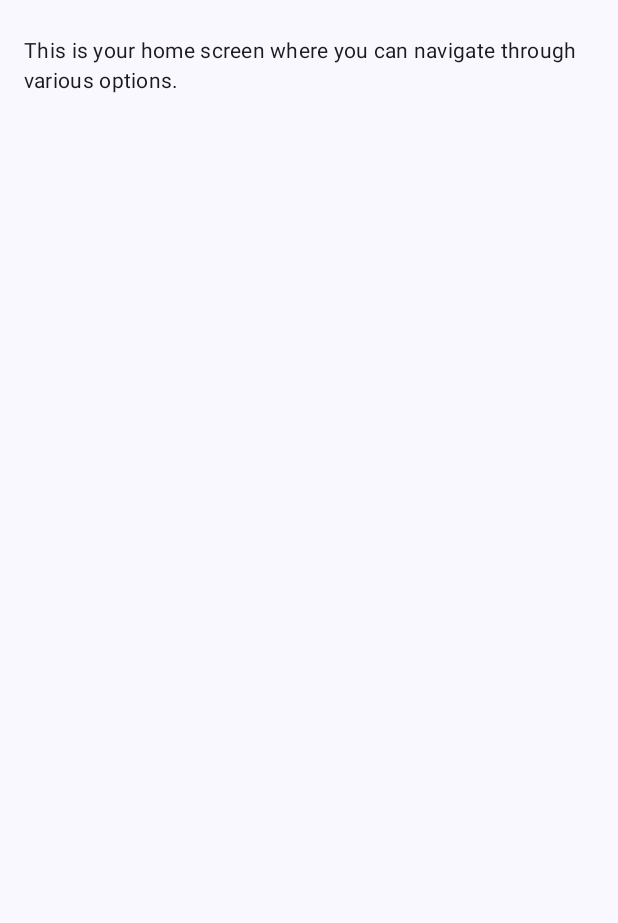
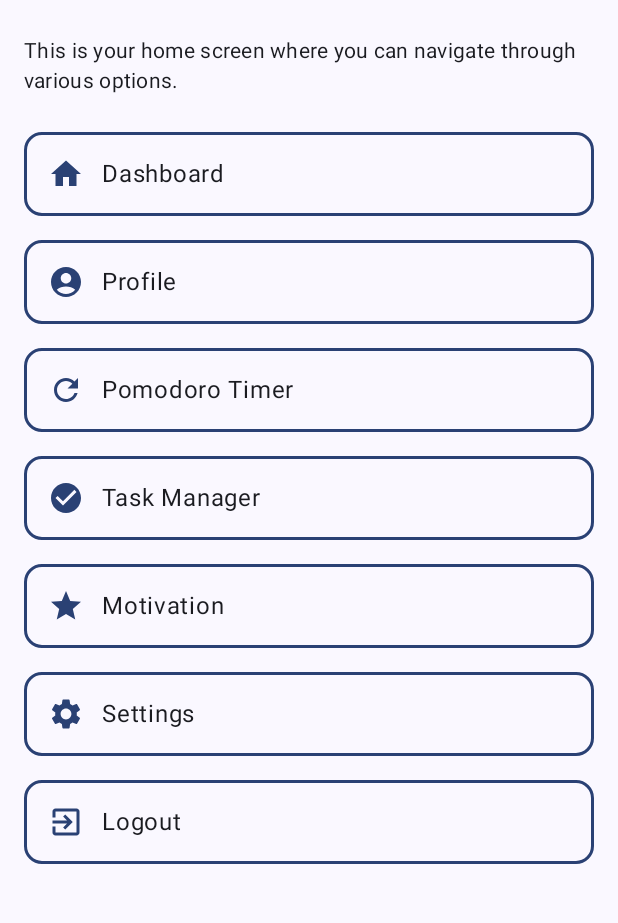
Before and after one commit to daviddcg4/FOCUS_PRO, an Android app built with Jetpack Compose: the HomeScreen screen opened through its navigation route, on a phone screen of 412 x 824 dp, the part 170-1093 px from its top. Run offline under Robolectric (Android 15) with nearby library versions, the phone set to English and light mode, and no system bars; our stand-ins replace Firebase (no records; nobody signed in at launch, a user with empty details on screens opened directly).

Commit message:
features homeScreen
add elements to homeScreen

```diff
--- a/app/src/main/java/com/example/focuspro/MainActivity.kt
+++ b/app/src/main/java/com/example/focuspro/MainActivity.kt
@@ -61,7 +61,7 @@ fun MainApp(
     languageViewModel: LanguageViewModel,
     themeViewModel: ThemeViewModel
 ) {
-    // Recordamos el controlador de navegación para manejar las pantallas
+
     val navController = rememberNavController()
 
     // Verificamos si el usuario ya está autenticado para definir la pantalla inicial
@@ -72,6 +72,6 @@ fun MainApp(
         navController = navController,
         authViewModel = authViewModel,
         languageViewModel = languageViewModel,
-        themeViewModel = themeViewModel // Pasamos ThemeViewModel al NavGraph
+        themeViewModel = themeViewModel
     )
 }
--- a/app/src/main/java/com/example/focuspro/home/HomeScreen.kt
+++ b/app/src/main/java/com/example/focuspro/home/HomeScreen.kt
@@ -1,5 +1,7 @@
 import androidx.compose.foundation.background
+import androidx.compose.foundation.border
 import androidx.compose.foundation.clickable
+import androidx.compose.foundation.layout.Box
 import androidx.compose.foundation.layout.Column
 import androidx.compose.foundation.layout.PaddingValues
 import androidx.compose.foundation.layout.Row
@@ -9,7 +11,10 @@ import androidx.compose.foundation.layout.fillMaxSize
 import androidx.compose.foundation.layout.fillMaxWidth
 import androidx.compose.foundation.layout.height
 import androidx.compose.foundation.layout.padding
+import androidx.compose.foundation.layout.size
 import androidx.compose.foundation.layout.width
+import androidx.compose.foundation.lazy.LazyColumn
+import androidx.compose.foundation.lazy.items
 import androidx.compose.material.icons.Icons
 import androidx.compose.material.icons.filled.AccountCircle
 import androidx.compose.material.icons.filled.CheckCircle
@@ -19,6 +24,7 @@ import androidx.compose.material.icons.filled.Menu
 import androidx.compose.material.icons.filled.Refresh
 import androidx.compose.material.icons.filled.Settings
 import androidx.compose.material.icons.filled.Star
+import androidx.compose.material.icons.filled.Warning
 import androidx.compose.material3.Divider
 import androidx.compose.material3.DrawerValue
 import androidx.compose.material3.ExperimentalMaterial3Api
@@ -35,6 +41,7 @@ import androidx.compose.material3.rememberDrawerState
 import androidx.compose.runtime.Composable
 import androidx.compose.runtime.rememberCoroutineScope
 import androidx.compose.ui.Modifier
+import androidx.compose.ui.graphics.vector.ImageVector
 import androidx.compose.ui.res.stringResource
 import androidx.compose.ui.text.font.FontWeight
 import androidx.compose.ui.unit.dp
@@ -111,7 +118,7 @@ fun HomeScreen(navController: NavController, authViewModel: AuthViewModel) {
                 )
             }
         ) { paddingValues ->
-            MainContent(paddingValues)
+            MainContent(paddingValues, navController)
         }
     }
 }
@@ -147,15 +154,17 @@ fun DrawerContent(menuItems: List<Pair<String, String>>, onMenuItemClick: (Strin
 
 @Composable
 fun MenuItem(itemName: String, route: String, onMenuItemClick: (String) -> Unit) {
+    println("route $route")
     val icon = when (route) {
         "dashboard" -> Icons.Default.Home
         "profile" -> Icons.Default.AccountCircle
         "pomodoro" -> Icons.Default.Refresh
         "task_manager" -> Icons.Default.CheckCircle
         "motivation" -> Icons.Default.Star
-        "logout" -> Icons.Default.ExitToApp
+        "login" -> Icons.Default.ExitToApp
         "settings" -> Icons.Default.Settings
-        else -> Icons.Default.Menu
+        //En caso de que no se encuentre la ruta a la que debe de ir, se muestra el icono de warning
+        else -> Icons.Default.Warning
     }
 
     Row(
@@ -168,7 +177,7 @@ fun MenuItem(itemName: String, route: String, onMenuItemClick: (String) -> Unit)
         Icon(
             icon,
             contentDescription = itemName,
-            tint = MaterialTheme.colorScheme.onBackground,
+            tint = MaterialTheme.colorScheme.primary,
             modifier = Modifier.padding(end = 12.dp)
         )
         Text(
@@ -181,7 +190,7 @@ fun MenuItem(itemName: String, route: String, onMenuItemClick: (String) -> Unit)
 }
 
 @Composable
-fun MainContent(paddingValues: PaddingValues) {
+fun MainContent(paddingValues: PaddingValues, navController: NavController) {
     Column(
         modifier = Modifier
             .fillMaxSize()
@@ -195,10 +204,89 @@ fun MainContent(paddingValues: PaddingValues) {
             color = MaterialTheme.colorScheme.onBackground
         )
         Spacer(modifier = Modifier.height(24.dp))
+
         Text(
             stringResource(id = R.string.home_description),
             color = MaterialTheme.colorScheme.onBackground,
             style = MaterialTheme.typography.bodyMedium
         )
+
+        FloatingElementsWithFrame(
+            menuItems = listOf(
+                stringResource(id = R.string.dashboard) to Icons.Default.Home,
+                stringResource(id = R.string.profile) to Icons.Default.AccountCircle,
+                stringResource(id = R.string.pomodoro_timer) to Icons.Default.Refresh,
+                stringResource(id = R.string.task_manager) to Icons.Default.CheckCircle,
+                stringResource(id = R.string.motivation) to Icons.Default.Star,
+                stringResource(id = R.string.settings) to Icons.Default.Settings,
+                stringResource(id = R.string.logout) to Icons.Default.ExitToApp
+            ), navController
+        )
     }
 }
+
+//Elementos del home
+@Composable
+fun FloatingElementsWithFrame(
+    menuItems: List<Pair<String, ImageVector>>,
+    navController: NavController
+) {
+    LazyColumn(
+        modifier = Modifier
+            .fillMaxWidth()
+            .padding(vertical = 16.dp)
+    ) {
+        items(menuItems) { (label, icon) ->
+            Box(
+                modifier = Modifier
+                    .fillMaxWidth()
+                    .padding(vertical = 8.dp)
+                    .background(
+                        color = MaterialTheme.colorScheme.surface,
+                        shape = MaterialTheme.shapes.medium
+                    )
+                    .border(
+                        width = 2.dp,
+                        color = MaterialTheme.colorScheme.primary,
+                        shape = MaterialTheme.shapes.medium
+                    )
+                    .clickable {
+                        when (label) {
+
+                            "Dashboard" -> navController.navigate("dashboard")
+                            "Profile" -> navController.navigate("profile")
+                            "Pomodoro Timer" -> navController.navigate("pomodoro")
+                            "Task Manager" -> navController.navigate("task_manager")
+                            "Motivation" -> navController.navigate("motivation")
+                            "Settings" -> navController.navigate("settings")
+
+                            "Logout" -> {
+                                navController.navigate("login") {
+                                    popUpTo("login") { inclusive = true }
+                                }
+                            }
+                        }
+                    }
+                    .padding(16.dp)
+            ) {
+                Row(
+                    verticalAlignment = androidx.compose.ui.Alignment.CenterVertically,
+                    modifier = Modifier.fillMaxWidth()
+                ) {
+                    Icon(
+                        imageVector = icon,
+                        contentDescription = label,
+                        tint = MaterialTheme.colorScheme.primary,
+                        modifier = Modifier.size(24.dp)
+                    )
+                    Spacer(modifier = Modifier.width(12.dp))
+                    Text(
+                        text = label,
+                        style = MaterialTheme.typography.bodyLarge,
+                        color = MaterialTheme.colorScheme.onSurface
+                    )
+                }
+            }
+        }
+    }
+}
--- a/app/src/main/java/com/example/focuspro/navigation/NavGraph.kt
+++ b/app/src/main/java/com/example/focuspro/navigation/NavGraph.kt
@@ -1,15 +1,12 @@
 package com.example.focuspro.navigation
 
-import ChatScreen
 import DailySummaryScreen
 import DashboardScreen
 import HomeScreen
 import LanguageViewModel
-
 import LoginScreen
 import MotivationScreen
 import ProgressScreen
-import RankingScreen
 import RegisterScreen
 import androidx.compose.runtime.Composable
 import androidx.navigation.NavHostController
@@ -87,14 +84,8 @@ fun NavGraph(
         composable(Routes.DASHBOARD) {
             DashboardScreen(navController = navController)
         }
-        composable(Routes.CHAT) {
-            ChatScreen(navController = navController)
-        }
         composable(Routes.ACTIVITY_RINGS) {
             ActivityRingsScreen(navController = navController)
         }
-        composable(Routes.RANKING) {
-            RankingScreen()
-        }
     }
 }
--- a/app/src/main/java/com/example/focuspro/pomodoroTimer/PomodoroTimerScreen.kt
+++ b/app/src/main/java/com/example/focuspro/pomodoroTimer/PomodoroTimerScreen.kt
@@ -6,10 +6,8 @@ import androidx.compose.runtime.*
 import androidx.compose.ui.Alignment
 import androidx.compose.ui.Modifier
 import androidx.compose.ui.graphics.Color
-import androidx.compose.ui.text.TextStyle
 import androidx.compose.ui.text.font.FontWeight
 import androidx.compose.ui.unit.dp
-import androidx.compose.ui.unit.sp
 import androidx.navigation.NavController
 import kotlinx.coroutines.delay
 import kotlinx.coroutines.launch
```
